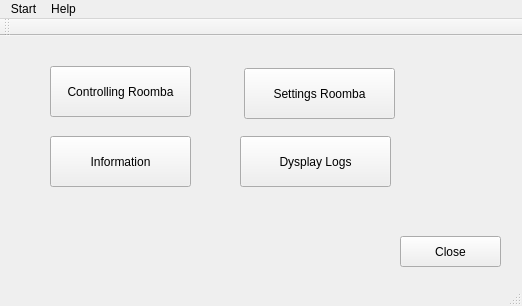
Above: GUI/Gui-RoombaV1.0/roomba.ui from K-4U/ese_project4y5 before the change. Below: the same form after it.
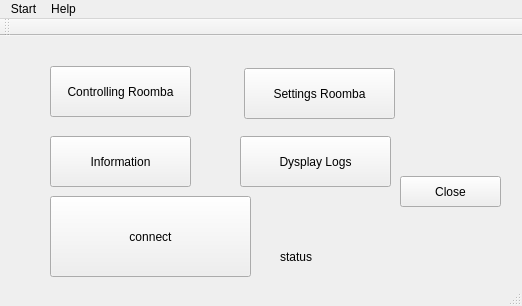
That is the form after the change.

```diff
--- a/GUI/Gui-RoombaV1.0/roomba.ui
+++ b/GUI/Gui-RoombaV1.0/roomba.ui
@@ -18,7 +18,7 @@
     <property name="geometry">
      <rect>
       <x>400</x>
-      <y>200</y>
+      <y>140</y>
       <width>101</width>
       <height>31</height>
      </rect>
@@ -79,6 +79,32 @@
      <string>Dysplay Logs</string>
     </property>
    </widget>
+   <widget class="QPushButton" name="pbConnect">
+    <property name="geometry">
+     <rect>
+      <x>50</x>
+      <y>160</y>
+      <width>201</width>
+      <height>81</height>
+     </rect>
+    </property>
+    <property name="text">
+     <string>connect</string>
+    </property>
+   </widget>
+   <widget class="QLabel" name="lblConnect">
+    <property name="geometry">
+     <rect>
+      <x>280</x>
+      <y>200</y>
+      <width>161</width>
+      <height>41</height>
+     </rect>
+    </property>
+    <property name="text">
+     <string>status</string>
+    </property>
+   </widget>
   </widget>
   <widget class="QMenuBar" name="menuBar">
    <property name="geometry">
```
